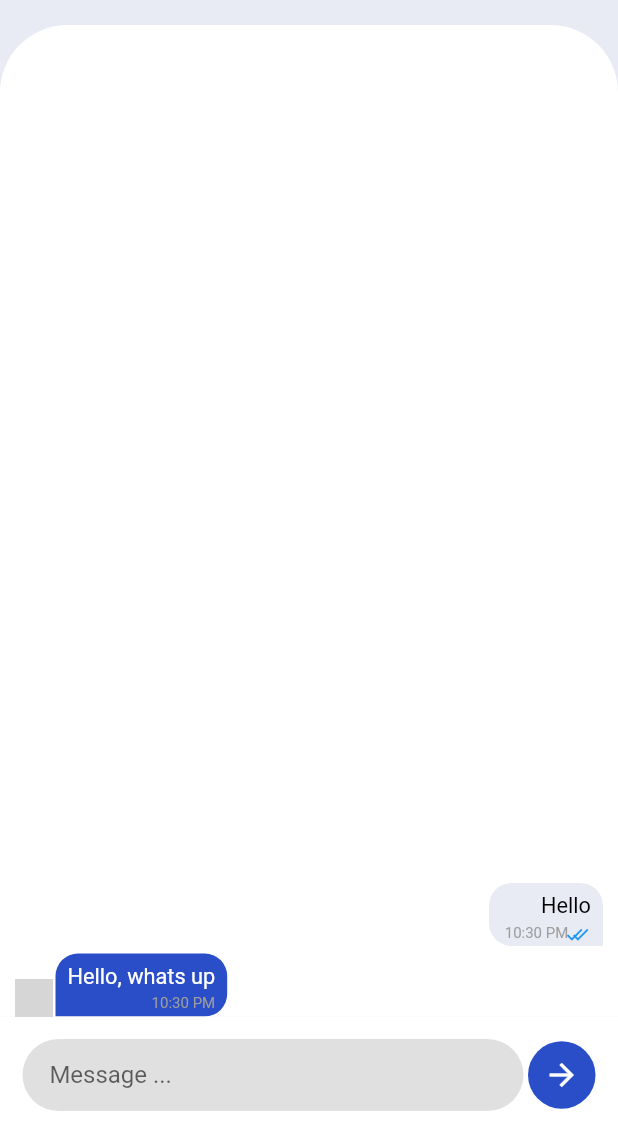
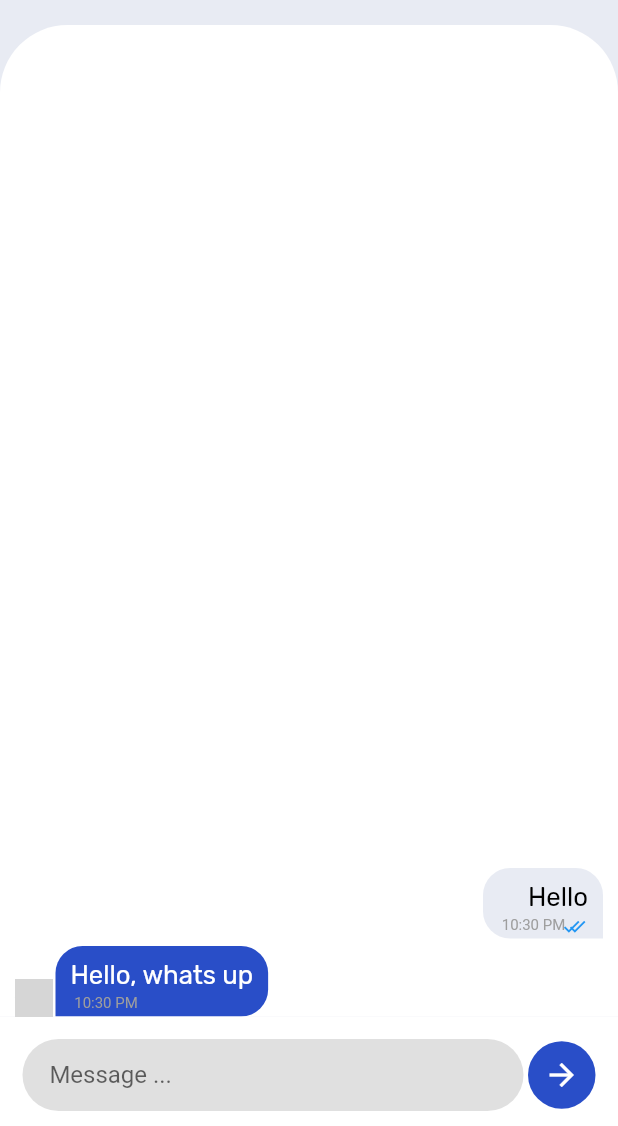
Before and after one commit to aymansainshy/a1_chat_app, a Flutter app: the screen it shows after launch, after a tap on "Sainshy", on a phone screen of 412 x 824 dp, the part 110-1236 px from its top. Run offline on Flutter 3.47's test engine with Material 2 defaults, Android fonts, the phone set to English and light mode, and no system bars; our stand-ins replace bloc, device_info_plus, equatable, flutter_bloc, flutter_screenutil, flutter_spinkit and 10 more; accounts and stored records are empty; network calls fail; grey boxes are pictures that could not be loaded.

```diff
--- a/lib/src/modules/auth/views/confirm_otp.dart
+++ b/lib/src/modules/auth/views/confirm_otp.dart
@@ -281,6 +281,7 @@ class _PinCodeVerificationViewState extends State<PinCodeVerificationView> {
                       SharedElevatedButton(
                         onPressed: () {
                           formKey.currentState?.save();
+                          context.go('/');
                         },
                         child: SizedBox(
                           height: _kbuttonHeight,
--- a/lib/src/modules/messages/message-bloc/message_bloc.dart
+++ b/lib/src/modules/messages/message-bloc/message_bloc.dart
@@ -26,6 +26,8 @@ class MessageBloc extends Bloc<MessageBlocEvent, MessageBlocState> {
       print(_messageRooms.toString());
     });
 
+
+
     on<SendMessage>((event, emit) {
       print(event.message.toString());
 
--- a/lib/src/modules/messages/message-bloc/message_state.dart
+++ b/lib/src/modules/messages/message-bloc/message_state.dart
@@ -8,7 +8,7 @@ class MessageBlocState {
     required this.messageRooms,
   });
 
-  MessageBlocState copyWith({Map<String, MessageRoom?>? messageRooms}) {
+  MessageBlocState copyWith({Map<String, MessageRoom?>? messageRooms, MessageRoom? room}) {
     return MessageBlocState(
       messageRooms: messageRooms ?? this.messageRooms,
     );
--- a/lib/src/modules/messages/views/chat_view.dart
+++ b/lib/src/modules/messages/views/chat_view.dart
@@ -2,6 +2,7 @@ import 'package:a1_chat_app/src/modules/messages/message-bloc/message_bloc.dart'
 import 'package:a1_chat_app/src/modules/messages/models/message.dart';
 import 'package:flutter/material.dart';
 import 'package:flutter_bloc/flutter_bloc.dart';
+import 'package:go_router/go_router.dart';
 
 import '../../../config/app_config.dart';
 import '../../home/widgets/user_avatar.dart';
@@ -65,7 +66,7 @@ class _ChatViewState extends State<ChatView> {
                       children: [
                         IconButton(
                           onPressed: () {
-                            Navigator.of(context).pop();
+                            context.go('/');
                           },
                           icon: const Icon(Icons.arrow_back),
                         ),
--- a/lib/src/modules/messages/widgets/room_widget.dart
+++ b/lib/src/modules/messages/widgets/room_widget.dart
@@ -1,5 +1,8 @@
 import 'package:a1_chat_app/src/modules/messages/views/chat_view.dart';
 import 'package:flutter/material.dart';
+import 'package:flutter_screenutil/flutter_screenutil.dart';
+import 'package:go_router/go_router.dart';
+import 'package:google_fonts/google_fonts.dart';
 
 import '../../home/widgets/user_avatar.dart';
 import '../models/message.dart';
@@ -8,28 +11,38 @@ class RoomWidget extends StatelessWidget {
   const RoomWidget({Key? key, required this.messageRoom}) : super(key: key);
   final MessageRoom messageRoom;
 
+  String getMessageContent(Message message) {
+    print(message.content.length);
+    if (message.content.length > 70) {
+      return "${message.content.substring(0, 70)} ...";
+    } else {
+      return "${message.content} ...";
+    }
+  }
+
   @override
   Widget build(BuildContext context) {
+
     return InkWell(
       onTap: () {
-        Navigator.of(context).push(
-          MaterialPageRoute(
-            builder: ((context) => ChatView(messageRoom: messageRoom)),
-          ),
-        );
+        context.go('/chat', extra: messageRoom);
       },
+      child: SizedBox(
+        height: 88,
         child: Padding(
           padding: const EdgeInsets.symmetric(vertical: 12, horizontal: 15),
           child: Row(
+            crossAxisAlignment: CrossAxisAlignment.center,
             children: [
               UserAvatar(
                 imageUrl: messageRoom.imageUrl,
                 isOnline: true,
-              radius: 30,
+                radius: 28,
               ),
               const SizedBox(width: 10),
               Expanded(
                 child: Column(
+                  mainAxisAlignment: MainAxisAlignment.center,
                   children: [
                     Row(
                       children: [
@@ -38,7 +51,7 @@ class RoomWidget extends StatelessWidget {
                             "${messageRoom.name ?? messageRoom.phoneNumber}",
                             style:
                                 Theme.of(context).textTheme.titleMedium?.copyWith(
-                                    fontSize: 18,
+                                      fontSize: ScreenUtil().setSp(20),
                                     ),
                           ),
                         ),
@@ -50,16 +63,20 @@ class RoomWidget extends StatelessWidget {
                         ),
                       ],
                     ),
-                  const SizedBox(height: 2),
+                    const SizedBox(height: 1),
                     Row(
                       children: [
                         Expanded(
                           child: Text(
-                            "hi how are you .I am looking for something can you help me ?... ",
-                            style: Theme.of(context).textTheme.caption
-                            // ?.copyWith(fontSize: 12),
+                              getMessageContent(messageRoom.messages!.last!),
+                              style: GoogleFonts.rubik(
+                                textStyle: Theme.of(context)
+                                    .textTheme
+                                    .caption
+                                    ?.copyWith(fontSize: ScreenUtil().setSp(14)),
+                              )),
                         ),
-                      ),
+                        const SizedBox(width: 3),
                         Container(
                           height: 22,
                           width: 22,
@@ -84,6 +101,7 @@ class RoomWidget extends StatelessWidget {
             ],
           ),
         ),
+      ),
     );
   }
 }
--- a/lib/src/modules/messages/widgets/text_message_widget.dart
+++ b/lib/src/modules/messages/widgets/text_message_widget.dart
@@ -1,4 +1,6 @@
 import 'package:flutter/material.dart';
+import 'package:flutter_screenutil/flutter_screenutil.dart';
+import 'package:google_fonts/google_fonts.dart';
 
 import '../models/message.dart';
 
@@ -18,10 +20,10 @@ class TextMessageItem extends StatelessWidget {
 
     return Container(
       padding: const EdgeInsets.only(
-        top: 2,
+        top: 4,
         bottom: 2,
-        left: 8,
-        right: 8,
+        left: 10,
+        right: 10,
       ),
       constraints: BoxConstraints(
         maxWidth: mediaQuery.width / 1.3,
@@ -31,33 +33,33 @@ class TextMessageItem extends StatelessWidget {
             ? Theme.of(context).backgroundColor
             : Theme.of(context).primaryColor,
         borderRadius: BorderRadius.only(
-          topLeft: const Radius.circular(15),
-          topRight: const Radius.circular(15),
+          topLeft: const Radius.circular(18),
+          topRight: const Radius.circular(18),
           bottomLeft:
-              isMe ? const Radius.circular(15) : const Radius.circular(0),
+              isMe ? const Radius.circular(18) : const Radius.circular(0),
           bottomRight:
-              isMe ? const Radius.circular(0) : const Radius.circular(15),
+              isMe ? const Radius.circular(0) : const Radius.circular(18),
         ),
       ),
       child: Column(
-        mainAxisAlignment: MainAxisAlignment.start,
-        crossAxisAlignment: CrossAxisAlignment.end,
+        crossAxisAlignment:  isMe ? CrossAxisAlignment.end :CrossAxisAlignment.start,
         children: [
           const SizedBox(height: 5),
           Text(
             message!.content,
             // textAlign: isMe ? TextAlign.left : TextAlign.right,
-            style: Theme.of(context).textTheme.bodyText2?.copyWith(
-                  fontSize: 14.5,
-                  color: isMe ? Colors.black : Colors.white,
-                ),
+            style: GoogleFonts.rubik(
+              textStyle: Theme.of(context).textTheme.caption?.copyWith(
+                    color: isMe ? Colors.black : Colors.white,
+                    fontSize: ScreenUtil().setSp(15),
+                  ),
+            ),
           ),
           const SizedBox(height: 3),
           SizedBox(
-            width: 60,
+            width:isMe ? 60 : 40,
             height: 13,
             child: Row(
-              mainAxisAlignment: MainAxisAlignment.end,
               children: [
                 Text(
                   "${DateTime.now().hour}:${DateTime.now().minute} PM ",
--- a/lib/src/modules/online-users/views/online_user_view.dart
+++ b/lib/src/modules/online-users/views/online_user_view.dart
@@ -0,0 +1,13 @@
+
+import 'package:flutter/material.dart';
+
+class OnlineUserView extends StatelessWidget {
+  const OnlineUserView({Key? key}) : super(key: key);
+
+  @override
+  Widget build(BuildContext context) {
+    return const Scaffold(
+      body: Center(child: Text('Online user view'),),
+    );
+  }
+}
--- a/lib/src/router/app_router.dart
+++ b/lib/src/router/app_router.dart
@@ -1,6 +1,8 @@
 import 'dart:async';
 
 import 'package:a1_chat_app/src/modules/auth/views/login_view.dart';
+import 'package:a1_chat_app/src/modules/messages/models/message.dart';
+import 'package:a1_chat_app/src/modules/messages/views/chat_view.dart';
 import 'package:flutter/material.dart';
 import 'package:go_router/go_router.dart';
 
@@ -13,6 +15,7 @@ class RouteName {
   static const home = "home";
   static const login = "login";
   static const otp = "otp";
+  static const chat = "chat-view";
 }
 
 class AppRouter {
@@ -33,6 +36,15 @@ class AppRouter {
           transitionsBuilder: (context, animation, secondaryAnimation, child) =>
               FadeTransition(opacity: animation, child: child),
         ),
+        routes: [
+          GoRoute(
+            path: 'chat',
+            name: RouteName.chat,
+            builder: (context, state) {
+              return ChatView(messageRoom: state.extra! as MessageRoom);
+            },
+          ),
+        ]
       ),
       GoRoute(
         path: '/login',
@@ -47,14 +59,7 @@ class AppRouter {
           name: "Ayman",
         ),
       ),
-      // GoRoute(
-      //   path: '/splash',
-      //   name: RouteName.splash,
-      //   builder: (context, state) => AnimatedSplashView(
-      //     duration: 3000,
-      //     imagePath: AssetsUtils.chatLogo,
-      //   ),
-      // ),
+
     ],
     redirect: ((BuildContext context, GoRouterState state) {
       bool isTryLogin = authCubit.state.status == AuthStatus.isTryLogin;
@@ -81,7 +86,8 @@ class AppRouter {
 
       if (!isAuthenticated) {
         // return isLoginView ? null : '/login';
-        return isLoginView ? null : '/';
+        // return isLoginView ? null : '/';
+        return null;
       }
 
       return null;
--- a/pubspec.yaml
+++ b/pubspec.yaml
@@ -50,6 +50,7 @@ dependencies:
   sleek_circular_slider: ^2.0.1
   socket_io_client: ^2.0.0
   hive: ^2.2.3
+  google_fonts: ^3.0.1
 
 dev_dependencies:
   flutter_lints: ^2.0.0
```
Also changed, not shown: pubspec.lock, 1 other file. Lines whose indentation alone changed are shown as unchanged.
